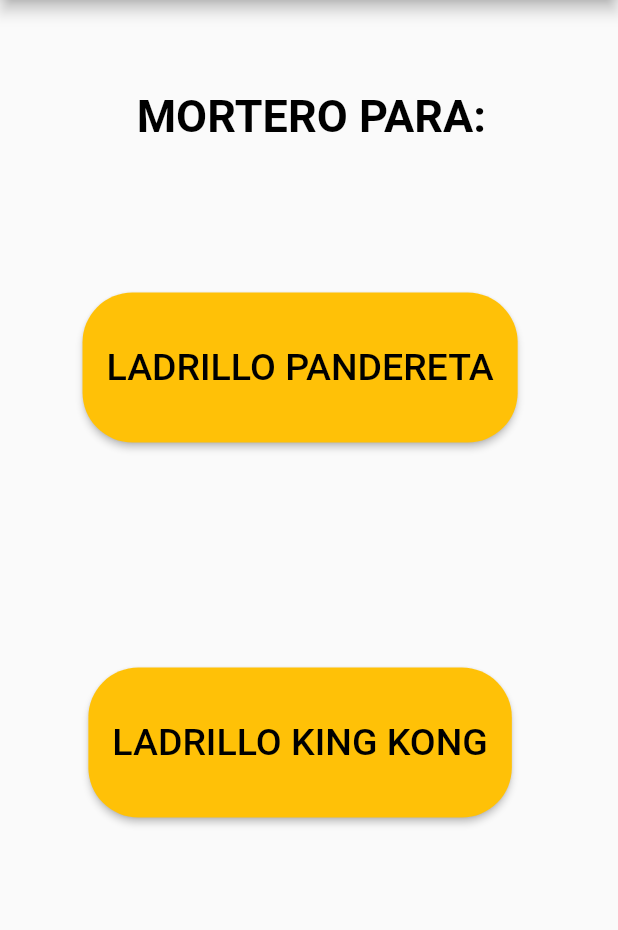
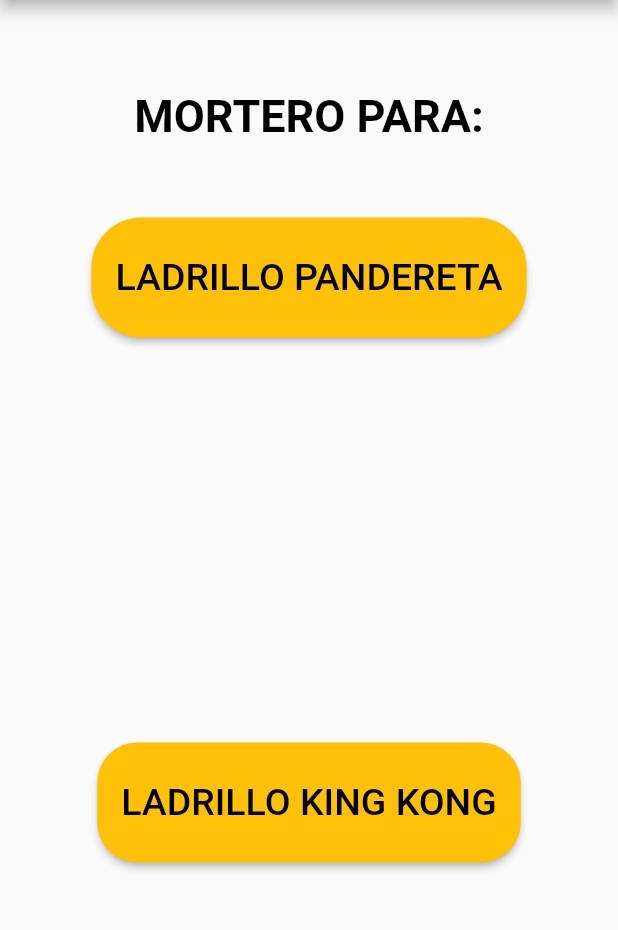
Before and after one commit to apps-cesoc-pucp/La-Mezcladora, a Flutter app: the screen it shows after launch, on a phone screen of 412 x 824 dp, the part 84-1014 px from its top. Run offline on Flutter 3.47's test engine with Material 2 defaults, Android fonts, the phone set to English and light mode, and no system bars.

Commit message:
correccion global

```diff
--- a/lib/activities/pag3.dart
+++ b/lib/activities/pag3.dart
@@ -1,25 +1,42 @@
 import 'package:flutter/material.dart';
+import 'pag3_v2.dart';
 import '../aux/mybutton.dart';
 
-class Pag3 extends StatelessWidget {
+class Pag3 extends StatefulWidget {
+
   // This widget is the root of your application.
+  @override
+  State createState() => new Pag3State();
+}
+class Pag3State extends State<Pag3>{
+  bool overlayOn;
+  @override
+  void initState() {
+    super.initState();
+    overlayOn=false;
+  }
   @override
   Widget build(BuildContext context) {
     return MaterialApp(
       debugShowCheckedModeBanner: false,
-      title: 'La Mezcladora',
+      title: "La Mezcladora",
       home:Scaffold(
         appBar: AppBar(
-          title: Text('La Mezcladora'),
+          title: Text("La Mezcladora"),
         ),
-        body: Padding(
-          padding: EdgeInsets.only(top:40),
-          child:Column(
+        body: Stack(
+          //
+
+          fit: StackFit.expand,
+          children:<Widget>[
+            Padding(
+            padding: EdgeInsets.only(top:40),
+            child:Column(
             children: <Widget> [
             Padding(
-              padding: EdgeInsets.only(left:70, top:20),
+              padding: EdgeInsets.only(top:20),
               child: Text(
-                'MORTERO PARA:',
+                "MORTERO PARA:",
                 style: TextStyle(
                   fontSize: 30,
                   color: Colors.black,
@@ -27,17 +44,50 @@ class Pag3 extends StatelessWidget {
                 ),
               ),
               ),
+
             Padding(
-              padding: EdgeInsets.only(left: 55,top:100),
-              child: MyButton(name:'LADRILLO PANDERETA',width: 100,height: 100,),
+              padding: EdgeInsets.only(top:50),
+              child: ButtonTheme(
+                shape: RoundedRectangleBorder(borderRadius: BorderRadius.circular(100/3)),
+                minWidth: 100,
+                height: 80,
+
+                child: RaisedButton(
+                 onPressed: () {overlayOn=true;print(overlayOn);},
+                 color: Color.fromRGBO(255, 193, 7,1),
+
+                 child: Text(
+                   "LADRILLO PANDERETA",
+                   style: TextStyle(
+                     color: Colors.black,
+                     fontSize: 25,
+                    ),
+                ),
+                ),
+            ),
             ),
             Padding(
-              padding: EdgeInsets.only(left: 55,top:150),
-              child: MyButton(name:'LADRILLO KING KONG',width: 100,height: 100),
+              padding: EdgeInsets.only(top:270),
+              child: MyButton(name:"LADRILLO KING KONG",width: 100,height: 80),
             ),
-            ]
-          ),
+
+            ]),
         ),
+        overlayOn==true ? new Container(
+          color: Colors.black38,
+          child: Column(
+            children: <Widget>[
+              Padding(padding: EdgeInsets.only(top:250),),
+              MyButton(name: "SOGA",width: 150,height: 80),
+              Padding(padding: EdgeInsets.only(top:20),),
+              MyButton(name: "CANTO",width: 150,height: 80),
+            ],
+          )
+
+
+        ):new Container(),
+        ]
+      )
       )
     );
   }
```
Also changed, not shown: lib/activities/pag3_v1.dart (added, +80 -0 lines), lib/activities/pag3_v2.dart (added, +28 -0 lines).
